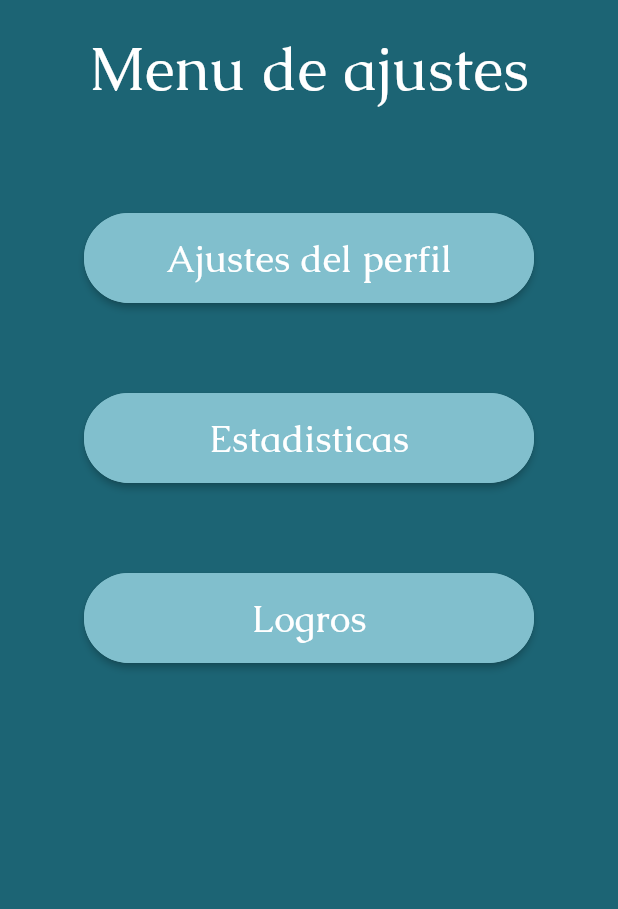
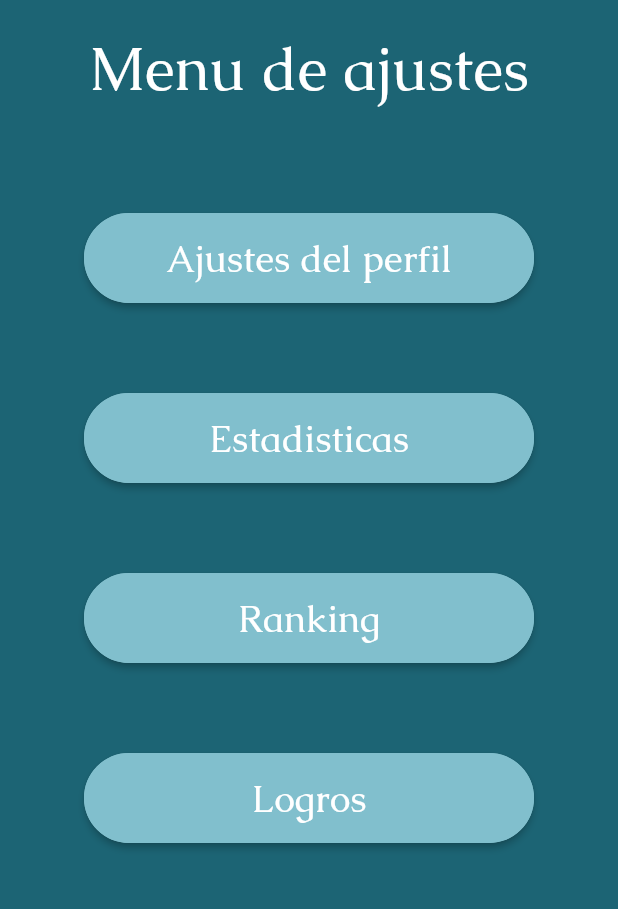
Before and after one commit to UNIZAR-30226-2023-05/Mobile-Frontend, a Flutter app: the SettingsMenu screen opened directly, after a tap on "Logros", on a phone screen of 412 x 824 dp, the part 300-1209 px from its top. Run offline on Flutter 3.47's test engine with Material 2 defaults, Android fonts, the phone set to English and light mode, and no system bars; our stand-ins replace material_design_icons_flutter, rxdart, socket_io_client; missing offline and left inert: flutter_dialogs; network calls fail.

Commit message:
hecho ranked

```diff
--- a/oca_app/lib/backend_funcs/peticiones_api.dart
+++ b/oca_app/lib/backend_funcs/peticiones_api.dart
@@ -4,6 +4,7 @@ import 'package:http/http.dart' as http;
 import 'package:oca_app/components/User_instance.dart';
 import 'package:oca_app/components/logros_class.dart';
 import 'package:oca_app/backend_funcs/url.dart';
+import 'package:oca_app/components/ranking_class.dart';
 
 const String baseUrl = url;
 
@@ -224,3 +225,29 @@ Future<List<Logro>> getLogros(int userID) async {
     return logros; // Devolvería una lista vacía en caso de error
   }
 }
+
+Future<RankingResponse> getRanking() async {
+  var headers = {'Content-Type': 'application/json'};
+  var request = http.Request('GET', Uri.parse('$baseUrl/users/ranking/ocas'));
+
+  final response = await request.send();
+  final respStr = await response.stream.bytesToString();
+
+  if (response.statusCode == 200) {
+    print("getRanking exitoso\n");
+    print(respStr);
+
+    var respJson = jsonDecode(respStr);
+    RankingResponse rankingResponse = RankingResponse.fromJson(respJson);
+
+    return rankingResponse;
+  } else {
+    print("Error en getRanking " +
+        response.statusCode.toString() +
+        "\n" +
+        "\n" +
+        response.toString());
+
+    throw Exception("Error en getRanking: ${response.statusCode}");
+  }
+}
--- a/oca_app/lib/backend_funcs/url.dart
+++ b/oca_app/lib/backend_funcs/url.dart
@@ -1,4 +1,4 @@
 const bool local = true;
 
 const String url =
-    local ? 'http://192.168.1.51:3000' : 'http://169.51.206.12:32021';
+    local ? 'http://192.168.1.46:3000' : 'http://169.51.206.12:32021';
--- /dev/null
+++ b/oca_app/lib/components/ranking_class.dart
@@ -0,0 +1,33 @@
+// Crea una clase para representar la respuesta completa
+class RankingResponse {
+  bool ok;
+  String message;
+  List<Ranking> ranking;
+
+  RankingResponse(
+      {required this.ok, required this.message, required this.ranking});
+
+  factory RankingResponse.fromJson(Map<String, dynamic> json) {
+    return RankingResponse(
+      ok: json['ok'],
+      message: json['message'],
+      ranking:
+          (json['ranking'] as List).map((i) => Ranking.fromJson(i)).toList(),
+    );
+  }
+}
+
+// Crea una clase para representar a cada jugador en el ranking
+class Ranking {
+  String usuario;
+  int vecesoca;
+
+  Ranking({required this.usuario, required this.vecesoca});
+
+  factory Ranking.fromJson(Map<String, dynamic> json) {
+    return Ranking(
+      usuario: json['usuario'],
+      vecesoca: json['vecesoca'],
+    );
+  }
+}
--- a/oca_app/lib/pages/settings_menu.dart
+++ b/oca_app/lib/pages/settings_menu.dart
@@ -5,6 +5,7 @@ import 'package:oca_app/pages/statistics.dart';
 import 'package:oca_app/styles/buttons_styles.dart';
 import 'package:oca_app/pages/user_settings.dart';
 import 'package:oca_app/backend_funcs/peticiones_api.dart';
+import 'package:oca_app/pages/ranking.dart';
 
 class SettingsMenu extends StatelessWidget {
   const SettingsMenu({super.key});
@@ -71,6 +72,22 @@ class SettingsMenu extends StatelessWidget {
                               )));
                 }
               },
+              child: const Text("Ranking",
+                  style: TextStyle(
+                      color: Colors.white,
+                      fontSize: 25,
+                      fontFamily: 'Caudex'))),
+
+          const SizedBox(height: 60),
+
+          ElevatedButton(
+              style: GenericButton,
+              onPressed: () async {
+                if (await getRanking() != []) {
+                  Navigator.push(context,
+                      MaterialPageRoute(builder: (context) => RankingScreen()));
+                }
+              },
               child: const Text("Logros",
                   style: TextStyle(
                       color: Colors.white,
```
Also changed, not shown: oca_app/lib/pages/Ranking.dart (added, +74 -0 lines), 4 other files.
